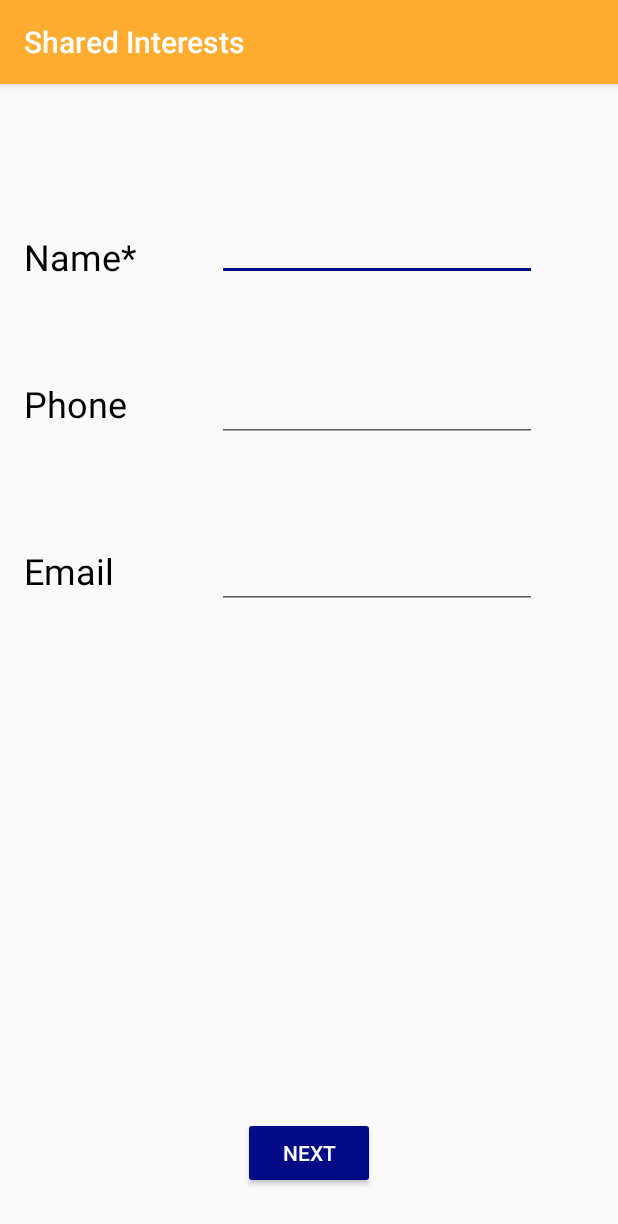
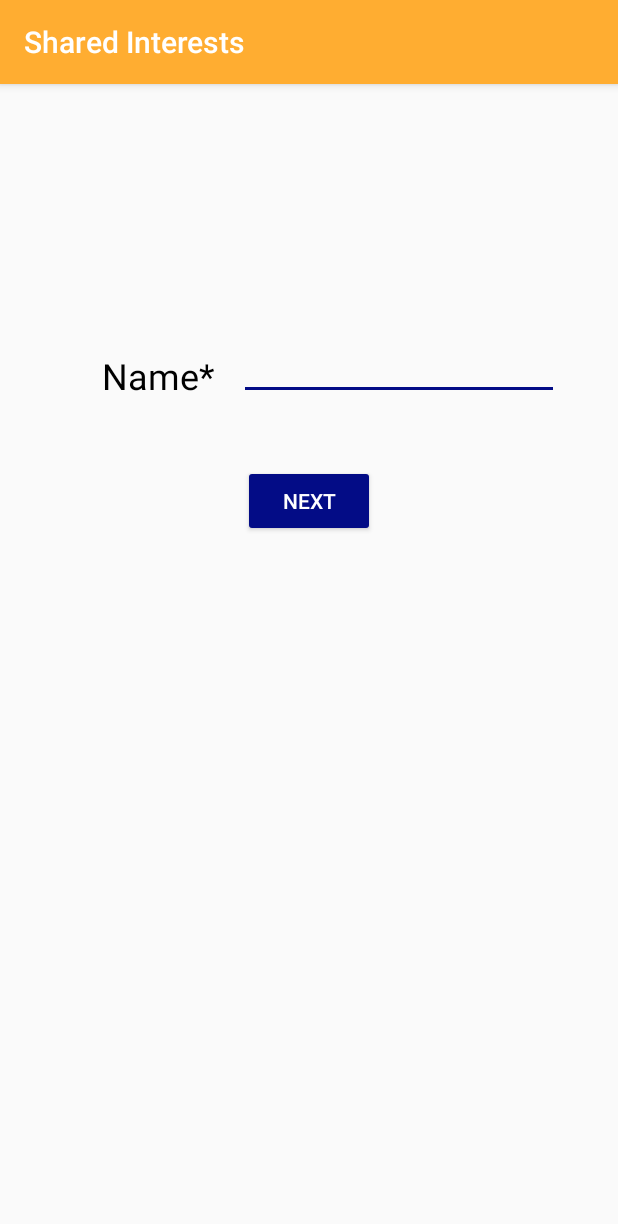
Before and after one commit to Rinnaris/SharedInterests, an Android app: the StartUp screen opened directly, with no data from a screen before it, on a phone screen of 412 x 824 dp. Shown: the top 1224 px of the screen. Run offline under Robolectric (Android 15) with nearby library versions, the phone set to English and light mode, and no system bars.

Commit message:
Final Working Version
Removed email and phone fields because I’m too afraid of messing with
the working profiles to adapt them in. Tested on a nexus 5, nexus 9 and
Sony Xperia all worked.

```diff
--- a/app/src/main/java/com/example/lastone/StartUp.java
+++ b/app/src/main/java/com/example/lastone/StartUp.java
@@ -37,8 +37,6 @@ public class StartUp extends AppCompatActivity {
         context = this;
 
         nameText = (EditText) findViewById(R.id.categoryText);
-        phoneText = (EditText) findViewById(R.id.phone);
-        emailText = (EditText) findViewById(R.id.email);
 
         next = (Button) findViewById(R.id.nextButton);
         next.setOnClickListener(new View.OnClickListener() {
--- a/app/src/main/java/com/example/lastone/newSearching.java
+++ b/app/src/main/java/com/example/lastone/newSearching.java
@@ -25,7 +25,7 @@ public class newSearching extends AppCompatActivity {
 
     //non UI variables
     ServiceHandler handler;
-    ArrayList<UserProfile> profileList;
+    public ArrayList<UserProfile> profileList;
     Thread queue;
     boolean running;
     boolean update;
@@ -94,7 +94,7 @@ public class newSearching extends AppCompatActivity {
         queue.start();
     }
 
-    private void buildUI() {
+    public void buildUI() {
 
         topLayout.removeAllViews();
         ArrayList<String> temp;
--- a/app/src/main/res/layout/activity_start_up.xml
+++ b/app/src/main/res/layout/activity_start_up.xml
@@ -20,71 +20,30 @@
         android:layout_height="wrap_content"
         android:ems="10"
         android:inputType="textPersonName"
-        android:layout_marginTop="70dp"
-        android:layout_below="@+id/disclaimer"
-        android:layout_alignParentEnd="true"
-        android:layout_marginEnd="38dp" />
+        android:layout_marginTop="149dp"
+        android:layout_marginEnd="23dp"
+        android:layout_alignParentTop="true"
+        android:layout_alignParentEnd="true" />
 
     <TextView
         android:id="@+id/nameView"
         android:layout_width="wrap_content"
         android:layout_height="wrap_content"
-        android:layout_alignBottom="@+id/categoryText"
-        android:layout_alignParentStart="true"
         android:text="Name*"
         android:textColor="@android:color/black"
-        android:textSize="24sp" />
-
-    <TextView
-        android:id="@+id/phoneView"
-        android:layout_width="wrap_content"
-        android:layout_height="wrap_content"
-        android:text="Phone"
-        android:textColor="@android:color/black"
         android:textSize="24sp"
-        android:layout_marginTop="65dp"
-        android:layout_below="@+id/nameView"
-        android:layout_alignParentStart="true" />
-
-    <EditText
-        android:id="@+id/phone"
-        android:layout_width="wrap_content"
-        android:layout_height="wrap_content"
-        android:layout_alignBaseline="@+id/phoneView"
-        android:layout_alignBottom="@+id/phoneView"
-        android:layout_alignStart="@+id/categoryText"
-        android:ems="10"
-        android:inputType="phone" />
-
-    <TextView
-        android:id="@+id/emailView"
-        android:layout_width="wrap_content"
-        android:layout_height="wrap_content"
-        android:layout_marginTop="69dp"
-        android:text="Email"
-        android:textColor="@android:color/black"
-        android:textSize="24sp"
-        android:layout_below="@+id/phone"
-        android:layout_alignParentStart="true" />
-
-    <EditText
-        android:id="@+id/email"
-        android:layout_width="wrap_content"
-        android:layout_height="wrap_content"
-        android:layout_alignBaseline="@+id/emailView"
-        android:layout_alignBottom="@+id/emailView"
-        android:layout_alignStart="@+id/phone"
-        android:ems="10"
-        android:inputType="textEmailAddress" />
+        android:layout_alignBottom="@+id/categoryText"
+        android:layout_toStartOf="@+id/categoryText"
+        android:layout_marginEnd="16dp" />
 
     <Button
         android:id="@+id/nextButton"
         style="@style/Widget.AppCompat.Button.Colored"
         android:layout_width="wrap_content"
         android:layout_height="wrap_content"
-        android:layout_alignParentBottom="true"
-        android:layout_centerHorizontal="true"
-        android:layout_marginBottom="15dp"
-        android:text="Next" />
+        android:text="Next"
+        android:layout_marginTop="43dp"
+        android:layout_below="@+id/categoryText"
+        android:layout_centerHorizontal="true" />
 
 </RelativeLayout>
```
Also changed, not shown: app/src/main/java/com/example/lastone/ServiceHandler.java (+18 -1 lines), app/src/main/res/layout/activity_edit.xml (+1 -16 lines).
